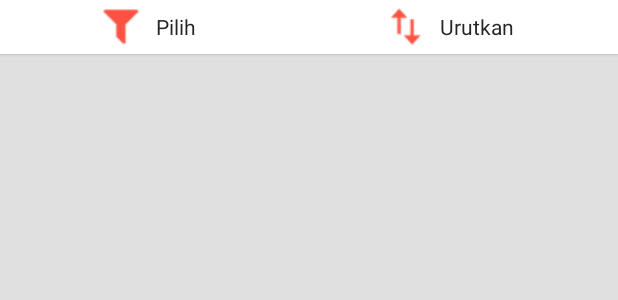
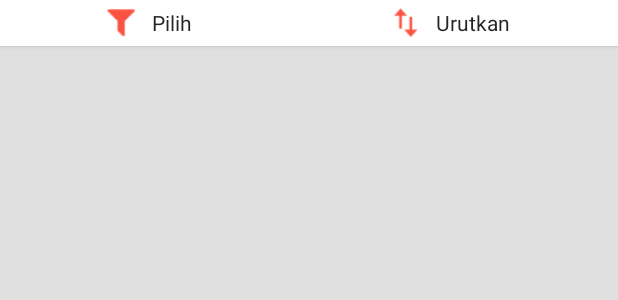
Before and after one commit to rizalkusumajati/Asperda-dan-Mitra-Kerja, an Android app: the layout fragment_tab_produk.xml on its own in the app's theme, with its tools: preview values and no code run, on a phone screen of 412 x 824 dp. Shown: the top 300 px of the screen. Run offline under Robolectric (Android 15) with nearby library versions, the phone set to English and light mode, and no system bars; network calls fail.

Commit message:
change width icon tab product

```diff
--- a/Asperda-dan-Mitra-Kerja/app/src/main/res/layout/fragment_tab_produk.xml
+++ b/Asperda-dan-Mitra-Kerja/app/src/main/res/layout/fragment_tab_produk.xml
@@ -21,8 +21,8 @@
             android:layout_height="wrap_content"
             android:orientation="horizontal">
             <ImageView
-                android:layout_width="25dp"
-                android:layout_height="25dp"
+                android:layout_width="20dp"
+                android:layout_height="20dp"
                 android:src="@drawable/filter"/>
             <TextView
                 android:textColor="@color/textBlack"
@@ -39,8 +39,8 @@
             android:layout_height="wrap_content"
             android:orientation="horizontal">
             <ImageView
-                android:layout_width="25dp"
-                android:layout_height="25dp"
+                android:layout_width="20dp"
+                android:layout_height="20dp"
                 android:src="@drawable/sort"/>
             <TextView
                 android:textColor="@color/textBlack"
```
